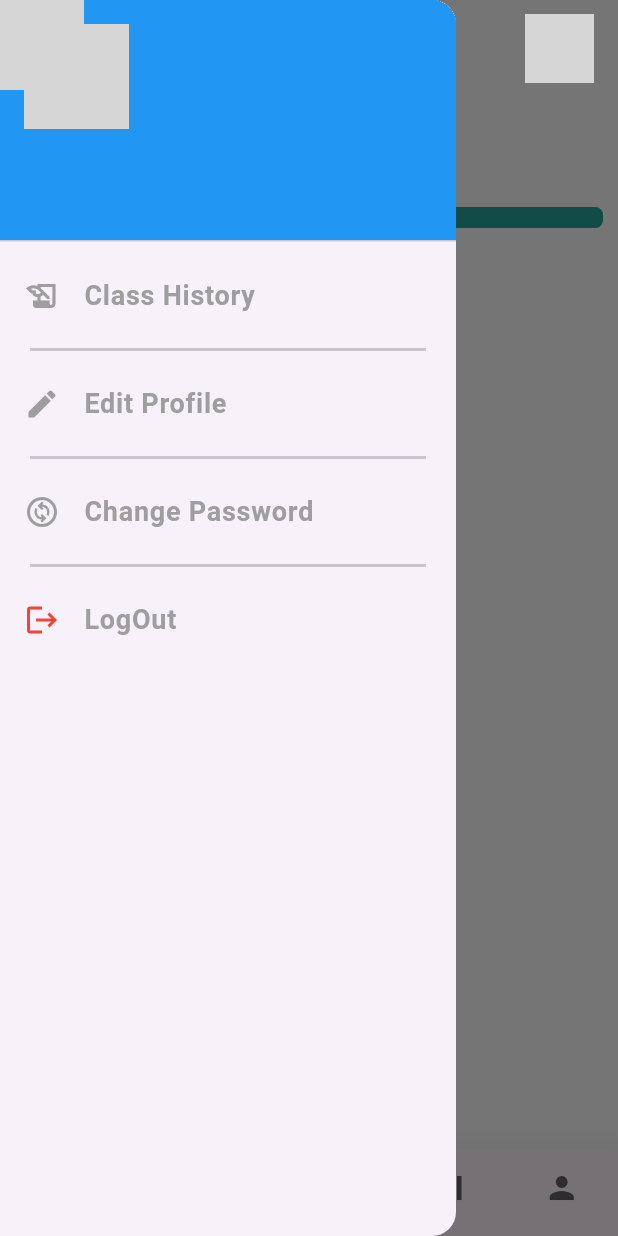
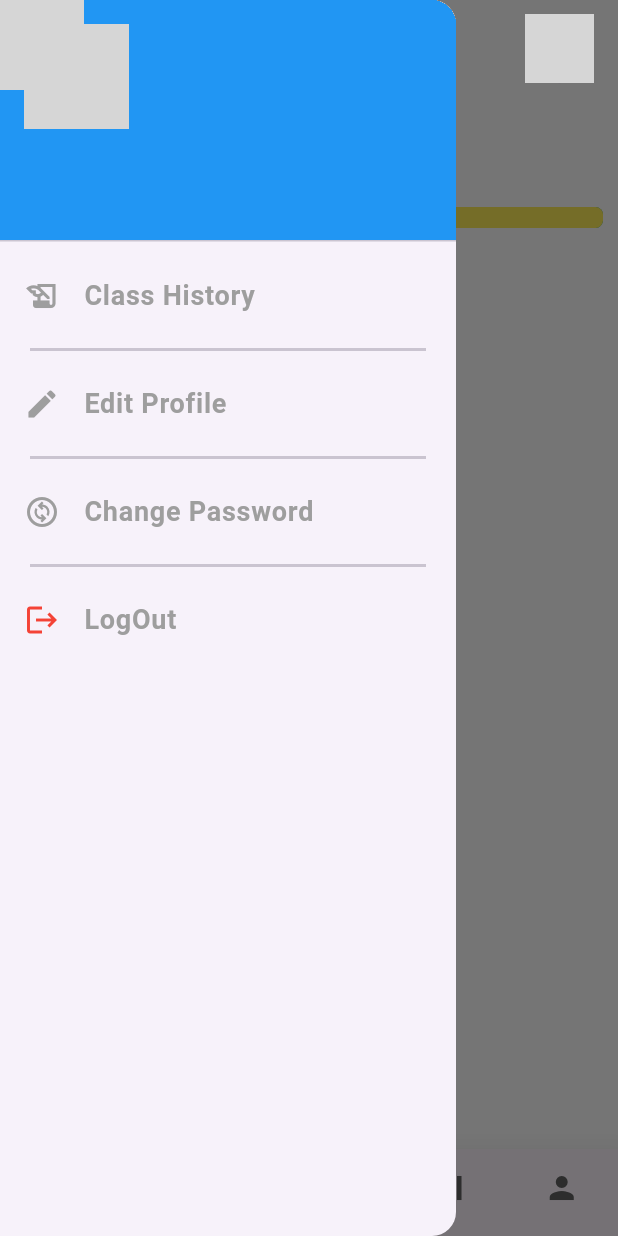
Before and after one commit to abdo2121nasser/gym_system, a Flutter app: the NavigationScreen screen opened directly, with the side drawer open, on a phone screen of 412 x 824 dp. Run offline on Flutter 3.47's test engine with Material 3 defaults, Android fonts, the phone set to English and light mode, and no system bars; drawn by our look-alikes of percent_indicator; our stand-ins replace bloc, cloud_firestore, dio, firebase_auth, firebase_core, firebase_storage and 4 more; missing offline and left inert: calendar_picker, firebase_app_check; accounts and stored records are empty; network calls fail; grey boxes are pictures that could not be loaded.

Commit message:
home screen finished except ui color

```diff
--- a/gym/lib/app_root/material_app.dart
+++ b/gym/lib/app_root/material_app.dart
@@ -23,7 +23,7 @@ class GymSystem extends StatelessWidget {
       providers: [
         BlocProvider(create: (context) => AuthenticationCubit()),
         BlocProvider(create: (context) => NavigationCubit()),
-        BlocProvider(create: (context) => ProfileCubit()..reciveAllUserData()),
+        BlocProvider(create: (context) => ProfileCubit()),
         BlocProvider(create: (context) => BookingCubit()..getAllAvailableClass()),
         BlocProvider(create: (context) => ExcerciesCubit()..getAllExcercies()
         ),
@@ -31,6 +31,7 @@ class GymSystem extends StatelessWidget {
       child: MaterialApp(
         debugShowCheckedModeBanner: false,
         home: FirebaseAuth.instance.currentUser == null? LoginScreen() : NavigationScreen(),
+        // home: LoginScreen(),
       ),
     );
   }
--- a/gym/lib/core/blocks/alert_dialog_box_block.dart
+++ b/gym/lib/core/blocks/alert_dialog_box_block.dart
@@ -22,7 +22,6 @@ class AlertDialogBoxBlock extends StatelessWidget {
   Widget build(BuildContext context) {
     return BlocConsumer<BookingCubit, BookingState>(
   listener: (context, state) {
-    // TODO: implement listener
   },
   builder: (context, state) {
     return AlertDialog(
--- a/gym/lib/core/blocks/calender_block.dart
+++ b/gym/lib/core/blocks/calender_block.dart
@@ -19,7 +19,7 @@ class CalenderBlock extends StatelessWidget {
         return TableCalendar(
          currentDay: bCubit.selectedDay,
           onDaySelected: (selectedDay, focusedDay) {
-            bCubit.changeSelectedDay(selectedDay);
+            bCubit.changeSelectedDay(selectedDay,);
           },
           selectedDayPredicate: (day) {
             // Use this to determine if a day is selected
--- a/gym/lib/core/blocks/class_container_block.dart
+++ b/gym/lib/core/blocks/class_container_block.dart
@@ -9,9 +9,10 @@ import 'package:intl/intl.dart';
 class ClassContainerBlock extends StatelessWidget {
   final  BookingClassesModel bookingModel;
  final Color primeColor,textColor,backgroundColor;
- final bool ownerAuthoize,isBookingState,isHistoryState;
+ final bool ownerAuthoize,isBookingState,isHistoryState,isClassPassed;
    final VoidCallback? ownerDeleteClass,booking,canceling;
   ClassContainerBlock({
+    this.isClassPassed=false,
     this.isHistoryState=false,
     required this.canceling,
     required this.booking,
@@ -83,7 +84,7 @@ class ClassContainerBlock extends StatelessWidget {
                   style: TextStyle(fontSize: 16,color: textColor),),
               ],
             ),
-            isHistoryState?
+            isHistoryState || isClassPassed?
             SizedBox()
             : Row(
               mainAxisAlignment: MainAxisAlignment.spaceBetween,
--- a/gym/lib/core/blocks/credit_slider_block.dart
+++ b/gym/lib/core/blocks/credit_slider_block.dart
@@ -4,7 +4,10 @@ import 'package:percent_indicator/linear_percent_indicator.dart';
 
 
 class CreditIndicatorBlock extends StatelessWidget {
-  const CreditIndicatorBlock({super.key});
+ final double percent;
+
+
+ CreditIndicatorBlock({required this.percent});
 
   @override
   Widget build(BuildContext context) {
@@ -12,7 +15,7 @@ class CreditIndicatorBlock extends StatelessWidget {
 padding: const EdgeInsets.symmetric(horizontal: 10,vertical: 0),
     barRadius: const Radius.circular(5),
       lineHeight: 14.0,
-      percent: 0.5,
+      percent: percent,
       backgroundColor: Colors.teal.shade400,
       progressColor: Colors.yellow.shade400,
     );
--- a/gym/lib/core/blocks/profile_block.dart
+++ b/gym/lib/core/blocks/profile_block.dart
@@ -12,7 +12,6 @@ class ProfileBlock extends StatelessWidget {
   Widget build(BuildContext context) {
     return BlocConsumer<ProfileCubit, ProfileState>(
       listener: (context, state) {
-        // TODO: implement listener
       },
       builder: (context, state) {
         var profCubit=ProfileCubit.get(context);
--- a/gym/lib/core/cubits/authentication_cubit/authentication_cubit.dart
+++ b/gym/lib/core/cubits/authentication_cubit/authentication_cubit.dart
@@ -167,6 +167,10 @@ String loginValidation()
       Constants.kUserPriority:registerPriority[registerKindIndex],
       'address':'',
       'phone':'011',
+      'current credit':0,
+      'package size':0,
+      'credit start date':Timestamp.fromDate(DateTime.now()),
+      'credit end date':Timestamp.fromDate(DateTime.now().add(Duration(days: 1))),
       Constants.kUserImageUrl:Constants.kUserInitialimage,
     })
         .then((value) {
--- a/gym/lib/core/cubits/book_cubit/booking_state.dart
+++ b/gym/lib/core/cubits/book_cubit/booking_state.dart
@@ -38,3 +38,19 @@ class BookClassErrorState extends BookingState {}
 class CancelBookedClassLoadingState extends BookingState {}
 class CancelBookedClassSuccessState extends BookingState {}
 class CancelBookedClassErrorState extends BookingState {}
+
+class IncrementCustomerNumberLoadingState extends BookingState {}
+class IncrementCustomerNumberSuccessState extends BookingState {}
+class IncrementCustomerNumberErrorState extends BookingState {}
+
+class DecrementCustomerNumberLoadingState extends BookingState {}
+class DecrementCustomerNumberSuccessState extends BookingState {}
+class DecrementCustomerNumberErrorState extends BookingState {}
+
+class ReturnAllCreditsLoadingState extends BookingState {}
+class ReturnAllCreditsSuccessState extends BookingState {}
+class ReturnAllCreditsErrorState extends BookingState {}
+
+class GetRecentBookedClassesLoadingState extends BookingState {}
+class GetRecentBookedClassesSuccessState extends BookingState {}
+class GetRecentBookedClassesErrorState extends BookingState {}
--- a/gym/lib/core/cubits/navigation_cubit/navigation_cubit.dart
+++ b/gym/lib/core/cubits/navigation_cubit/navigation_cubit.dart
@@ -34,10 +34,6 @@ class NavigationCubit extends Cubit<NavigationState> {
   {
        this.screenIndex=screenIndex1;
         currentScreen=screens[screenIndex];
-        if(screenIndex==4)
-          {
-            ProfileCubit.get(context).setControllers();
-          }
         if(screenIndex==2) {
           tabViewIndex=0;
         }
--- a/gym/lib/core/cubits/profile_cubit/profile_state.dart
+++ b/gym/lib/core/cubits/profile_cubit/profile_state.dart
@@ -4,6 +4,10 @@ part of 'profile_cubit.dart';
 abstract class ProfileState {}
 class ProfileInitial extends ProfileState {}
 class SetControllersState extends ProfileState {}
+class CreditDateValidationState extends ProfileState {}
+
+class SetStartCreditState extends ProfileState {}
+class SetEndCreditState extends ProfileState {}
 
 class PickImageLoadingState extends ProfileState {}
 class PickImageSuccessState extends ProfileState {}
@@ -28,3 +32,19 @@ class UpdateProfileErrorState extends ProfileState {}
 class UpdateEmailLoadingState extends ProfileState {}
 class UpdateEmailSuccessState extends ProfileState {}
 class UpdateEmailErrorState extends ProfileState {}
+
+class GetCreditUserDataLoadingState extends ProfileState {}
+class GetCreditUserDataSuccessState extends ProfileState {}
+class GetCreditUserDataErrorState extends ProfileState {}
+
+class UpdateCreditLoadingState extends ProfileState {}
+class UpdateCreditSuccessState extends ProfileState {}
+class UpdateCreditErrorState extends ProfileState {}
+
+class IncrementCreditLoadingState extends ProfileState {}
+class IncrementCreditSuccessState extends ProfileState {}
+class IncrementCreditErrorState extends ProfileState {}
+
+class DecrementCreditLoadingState extends ProfileState {}
+class DecrementCreditSuccessState extends ProfileState {}
+class DecrementCreditErrorState extends ProfileState {}
--- a/gym/lib/core/models/firebase_models/user_data_model.dart
+++ b/gym/lib/core/models/firebase_models/user_data_model.dart
@@ -12,9 +12,17 @@ class UserDataModel {
   final String? imageUrl;
   final String? docId;
   final String? password;
+  final int? currentCredit;
+  final int? packageSize;
+  final Timestamp? startCreditDate;
+  final Timestamp? endCreditDate;
 
 
   UserDataModel({
+    required this.endCreditDate,
+    required this.startCreditDate,
+    required this.currentCredit,
+    required this.packageSize,
     required this.password,
     required this.docId,
     required this.name,
@@ -29,7 +37,7 @@ class UserDataModel {
   factory UserDataModel.fromJson({
     required Map<String, dynamic> snapshot,
     required String mainDocId,
-    required List<Map<String, dynamic>> subCollection,
+     List<Map<String, dynamic>> subCollection=const [{}],
 
   }) {
     return UserDataModel(
@@ -44,7 +52,11 @@ class UserDataModel {
         phone: snapshot['phone'],
         kind: snapshot['users kind'],
         priority: snapshot['user priority'],
-        imageUrl: snapshot[Constants.kUserImageUrl]
+        imageUrl: snapshot[Constants.kUserImageUrl],
+      currentCredit: snapshot['current credit'],
+      packageSize: snapshot['package size'],
+      startCreditDate: snapshot['start credit date'],
+      endCreditDate: snapshot['end credit date']
     );
   }
 }
--- a/gym/lib/screens/autentiaction_screens/login_screen.dart
+++ b/gym/lib/screens/autentiaction_screens/login_screen.dart
@@ -2,6 +2,8 @@ import 'package:flutter/material.dart';
 import 'package:flutter_bloc/flutter_bloc.dart';
 import 'package:gym/core/cubits/authentication_cubit/authentication_cubit.dart';
 import 'package:gym/core/cubits/authentication_cubit/authentication_cubit.dart';
+import 'package:gym/core/cubits/book_cubit/booking_cubit.dart';
+import 'package:gym/core/cubits/navigation_cubit/navigation_cubit.dart';
 import 'package:gym/screens/autentiaction_screens/forget_password.dart';
 import 'package:gym/screens/navigation_Screens/navigation_screen.dart';
 import '../../core/blocks/auth_switch_block.dart';
@@ -70,6 +72,7 @@ class LoginScreen extends StatelessWidget {
                           : Text('${massage}'),
                   ));
                   if(await massage=='true') {
+                    NavigationCubit.get(context).changeScreenIndex(screenIndex1: 0, context: context);
                     Navigator.pushReplacement(context, MaterialPageRoute(builder: (context) => const NavigationScreen(),));
                   }
                 }, width: double.maxFinite,
--- a/gym/lib/screens/class_history_screen.dart
+++ b/gym/lib/screens/class_history_screen.dart
@@ -53,8 +53,9 @@ class _ClassHistoryScreenState extends State<ClassHistoryScreen> {
                         backgroundColor: Colors.white,
                         isHistoryState: true,
                         ownerDeleteClass: (){
-                          bCubit.deleteGymClass(docId: bCubit.historyClasses[index].subDocId);
-                         bCubit.cancelClassGymFromHistory(mainDocId: ProfileCubit.get(context).userDataModel!.docId!, subDocId: bCubit.historyClasses[index].currentSubDocId, context: context);
+                          bCubit.deleteGymClass(docId: bCubit.historyClasses[index].subDocId,context: context);
+                         bCubit.cancelClassGymFromHistory(mainDocId: ProfileCubit.get(context).userDataModel!.docId!,
+                             subDocId: bCubit.historyClasses[index].currentSubDocId, context: context);
                          setState(() {
 
                          });
--- a/gym/lib/screens/navigation_Screens/home_screen.dart
+++ b/gym/lib/screens/navigation_Screens/home_screen.dart
@@ -8,6 +8,7 @@ import 'package:gym/core/cubits/book_cubit/booking_cubit.dart';
 import 'package:gym/core/cubits/profile_cubit/profile_cubit.dart';
 import 'package:gym/core/cubits/profile_cubit/profile_cubit.dart';
 import 'package:gym/core/models/firebase_models/booking_data_data_model.dart';
+import 'package:intl/intl.dart';
 
 
 class HomeScreen extends StatelessWidget {
@@ -15,30 +16,20 @@ class HomeScreen extends StatelessWidget {
 
   @override
   Widget build(BuildContext context) {
-    return BlocConsumer<ProfileCubit, ProfileState>(
-      listener: (context, state) {
-      },
+    return BlocProvider.value(
+      value: ProfileCubit.get(context)..reciveAllUserData()..creditDateValidation(context: context),
+      child: BlocConsumer<ProfileCubit, ProfileState>(
+        listener: (context, state) {},
         builder: (context, state) {
-        return BlocConsumer<BookingCubit, BookingState>(
-          listener: (context, state) {
-          },
+          return BlocProvider.value(
+            value: BookingCubit.get(context)..changeSelectedDay(DateTime.now())..getRecentBookedClasses(context: context),
+            child: BlocConsumer<BookingCubit, BookingState>(
+              listener: (context, state) {},
               builder: (context, state) {
                 var profCubit = ProfileCubit.get(context);
                 var bCubit = BookingCubit.get(context);
-
-            // bool isBooked({required String classId}) {
-            //   for (int i = 0; i <
-            //       profCubit.userDataModel!.bookingHistory!.length; i++) {
-            //     if (profCubit.userDataModel!.bookingHistory![i].subDocId
-            //         .contains(classId)) {
-            //       return true;
-            //     }
-            //   }
-            //   return false;
-            // }
-
-
-            return Container(
+                return profCubit.userDataModel!=null?
+                Container(
                   width: double.maxFinite,
                   height: double.maxFinite,
                   child: Padding(
@@ -54,72 +45,65 @@ class HomeScreen extends StatelessWidget {
                                     left: 10, right: 10),
                                 child: SizedBox(
                                   child: Column(
-                                crossAxisAlignment: CrossAxisAlignment.start,
+                                    crossAxisAlignment: CrossAxisAlignment
+                                        .start,
                                     children: [
-                                  Text('GYM credit Balance: 14',
+                                      Text('GYM credit Balance: ${profCubit.userDataModel!.currentCredit}',
                                         style: TextStyle(fontSize: 15),),
-                                  Text('GYM credit Used: 16',
+                                      Text('GYM credit Used: ${profCubit.userDataModel!.packageSize!.toInt()-profCubit.userDataModel!.currentCredit!.toInt()}',
                                         style: TextStyle(fontSize: 15,
                                             color: Colors.yellow.shade900),),
-                                  Text('14 credit expireing 01 February 2024',
+                                      Text(
+                                        '${profCubit.userDataModel!.currentCredit!} credit expireing '
+                                            '${profCubit.userDataModel!.endCreditDate!.toDate().day} '
+                                            '${DateFormat.MMM().format(profCubit.userDataModel!.endCreditDate!.toDate())} '
+                                            '${profCubit.userDataModel!.endCreditDate!.toDate().year}',
                                         style: TextStyle(fontSize: 15,
                                             color: Colors.teal.shade600),),
                                     ],
                                   ),
                                 ),
                               ),
-                          const Padding(
-                            padding: EdgeInsets.symmetric(vertical: 10),
-                            child: CreditIndicatorBlock(),
+                               Padding(
+                                padding: const EdgeInsets.symmetric(vertical: 10),
+                                child: CreditIndicatorBlock(percent: (profCubit.userDataModel!.packageSize!.toInt() - profCubit.userDataModel!.currentCredit!.toInt())/profCubit.userDataModel!.packageSize!.toInt()),
                               ),
                             ],
                           ),
                         ),
-                    // profCubit.userDataModel!=null?
-                    // Expanded(
-                    //   child: ListView.separated(
-                    //     physics:BouncingScrollPhysics(),
-                    //     padding: EdgeInsets.symmetric(horizontal: 10,vertical: 10),
-                    //       itemBuilder:(context, index) => ClassContainerBlock(
-                    //         ownerAuthoize: false,
-                    //           canceling: () async {
-                    //           await  bCubit.cancelClassGymFromHistory(context: context,mainDocId: profCubit!.userDataModel!.docId!,
-                    //                 subDocId: bCubit.bookedClasses[index].currentSubDocId
-                    //             );
-                    //             // await bCubit.getBookedClasses(context: context);
-                    //
-                    //           // if(state is CancelBookedGymClassSuccessState) {
-                    //           //   await   BookingCubit.get(context).getBookedClasses(context: context);
-                    //           //   print('------------------------------');
-                    //           // }
-                    //             print('${bCubit.bookedClasses.length}-----------------------------');
-                    //
-                    //
-                    //           },
-                    //           booking: (){},
-                    //           ownerDeleteClass: (){},
-                    //         isBookingState: false,// its right --
-                    //         bookingModel: BookingClassesModel.fromUserDataModel(
-                    //           customerNumber1:bCubit.bookedClasses[index].customerNumber ,
-                    //             docId1: bCubit.bookedClasses[index].subDocId, maxCustomerNumber1: bCubit.bookedClasses[index].maxCustomerNumber,
-                    //             couchName1: bCubit.bookedClasses[index].couchName, startTimeHour1: bCubit.bookedClasses[index].startTimeHour,
-                    //             startTimeMinute1: bCubit.bookedClasses[index].startTimeMinute, startDate1: bCubit.bookedClasses[index].startDate,
-                    //             className1: bCubit.bookedClasses[index].className
-                    //         ),
-                    //           primeColor: Constants.kBlueColor,
-                    //           textColor: Colors.grey.shade700,
-                    //           backgroundColor: Colors.white,
-                    //         ),
-                    //       separatorBuilder: (context, index) => const SizedBox(height: 10,),
-                    //       itemCount: bCubit.bookedClasses.length),
-                    // ):Center(child: CircularProgressIndicator(color: Colors.blue,))
+                        profCubit.userDataModel!=null?
+                        Expanded(
+                          child: ListView.separated(
+                            physics:BouncingScrollPhysics(),
+                            padding: EdgeInsets.symmetric(horizontal: 10,vertical: 10),
+                              itemBuilder:(context, index) =>
+                                  ClassContainerBlock(
+                                    canceling: (){},
+                                    booking: (){},
+                                    isBookingState: false,
+                                    bookingModel: BookingClassesModel.fromUserDataModel(
+                                        bookingHistory: bCubit.recentClasses[index]
+                                    ),
+                                    primeColor: Constants.kBlueColor,
+                                    textColor: Colors.grey.shade700,
+                                    backgroundColor: Colors.white,
+                                    isHistoryState: true,
+                                    ownerDeleteClass: (){},
+                                    ownerAuthoize: ProfileCubit.get(context).userDataModel!.priority=='1'?true:false,
+                                  ),
+                              separatorBuilder: (context, index) => const SizedBox(height: 10,),
+                              itemCount: bCubit.recentClasses.length),
+                        ):Center(child: CircularProgressIndicator(color: Colors.blue,))
                       ],
                     ),
                   ),
+                ):
+                const Center(child: CircularProgressIndicator(color: Colors.blue,),);
+              },
+            ),
           );
         },
-        );
-      },
+      ),
     );
   }
 }
--- a/gym/lib/screens/navigation_Screens/profle_screen.dart
+++ b/gym/lib/screens/navigation_Screens/profle_screen.dart
@@ -15,7 +15,9 @@ class ProfileScreen extends StatelessWidget {
 
   @override
   Widget build(BuildContext context) {
-    return BlocConsumer<ProfileCubit, ProfileState>(
+    return BlocProvider.value(
+      value: ProfileCubit.get(context)..reciveAllUserData(),
+  child: BlocConsumer<ProfileCubit, ProfileState>(
   listener: (context, state) {
   },
   builder: (context, state) {
@@ -122,6 +124,7 @@ class ProfileScreen extends StatelessWidget {
       ),
     );
   },
+),
 );
   }
 }
```
Also changed, not shown: gym/lib/core/blocks/general_text_field_block.dart (+13 -6 lines), gym/lib/core/cubits/book_cubit/booking_cubit.dart (+150 -17 lines), gym/lib/core/cubits/profile_cubit/profile_cubit.dart (+151 -1 lines), gym/lib/screens/edit_customer_profile_screen.dart (+49 -11 lines), gym/lib/screens/navigation_Screens/book_screen.dart (+57 -22 lines). Lines whose indentation alone changed are shown as unchanged.
